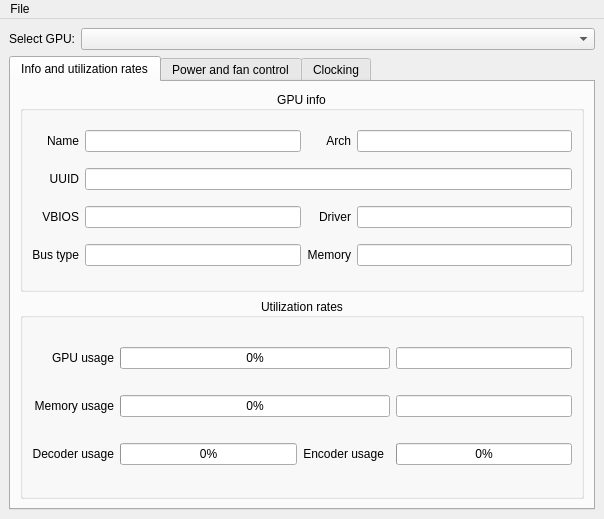
Above: ui/mainwindow.ui from AlexandrAlexeev7119/NvCtrl-linux before the change. Below: the same form after it.
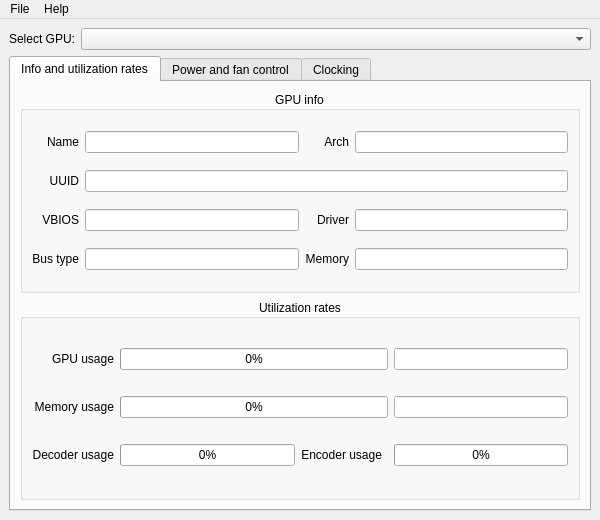
That is the form after the change. The open tabs and pages were chosen to show the change. Icons and pictures are not drawn.

Commit message: added: new actions, rename some

```diff
--- a/ui/mainwindow.ui
+++ b/ui/mainwindow.ui
@@ -6,8 +6,8 @@
    <rect>
     <x>0</x>
     <y>0</y>
-    <width>604</width>
-    <height>519</height>
+    <width>600</width>
+    <height>520</height>
    </rect>
   </property>
   <property name="windowTitle">
@@ -648,7 +648,7 @@
     <rect>
      <x>0</x>
      <y>0</y>
-     <width>604</width>
+     <width>600</width>
      <height>22</height>
     </rect>
    </property>
@@ -659,9 +659,17 @@
     <addaction name="actionUpdate_GPUs_list"/>
     <addaction name="actionSettings"/>
     <addaction name="separator"/>
-    <addaction name="actionExit"/>
+    <addaction name="actionQuit"/>
+   </widget>
+   <widget class="QMenu" name="menuHelp">
+    <property name="title">
+     <string>Help</string>
+    </property>
+    <addaction name="actionAbout"/>
+    <addaction name="actionReport_a_bug"/>
    </widget>
    <addaction name="menuFile"/>
+   <addaction name="menuHelp"/>
   </widget>
   <action name="actionUpdate_GPUs_list">
    <property name="text">
```
Left out of the diff: 19 changed lines with no effect on the pictures. The commit also changes 2 other files.
